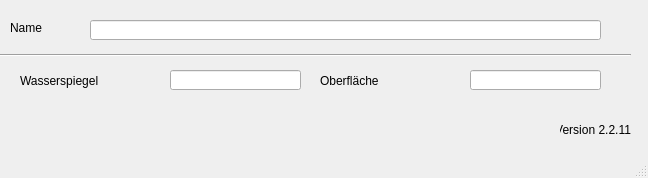
The window that qkan/database/templates/speicherkennlinien.ui (hoettges/QKan) describes before a commit, drawn with Qt 5.
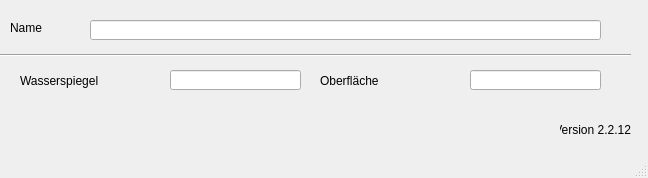
The same window after the commit.

Patch:
```diff
--- a/qkan/database/templates/speicherkennlinien.ui
+++ b/qkan/database/templates/speicherkennlinien.ui
@@ -109,7 +109,7 @@
      <string>Version QKan Import</string>
     </property>
     <property name="text">
-     <string>Version 2.2.11</string>
+     <string>Version 2.2.12</string>
     </property>
     <property name="alignment">
      <set>Qt::AlignRight|Qt::AlignTrailing|Qt::AlignVCenter</set>
```
